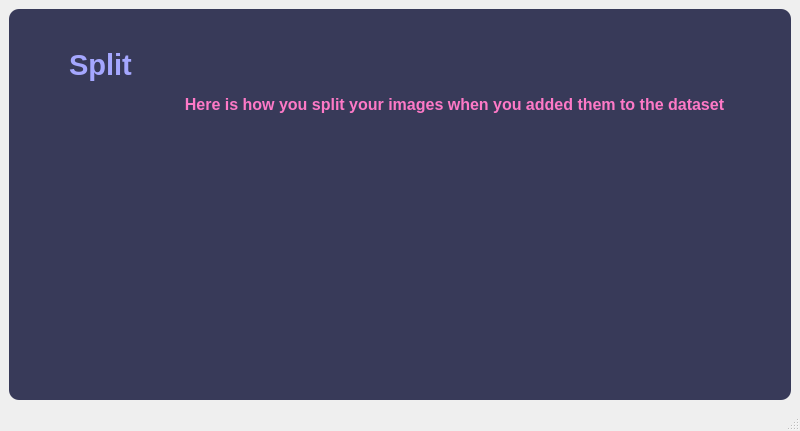
DorsaNazari/Image-Data-Annotation-Preprocessing-and-Augmentation, file SplitWindow.ui: the form before one commit.
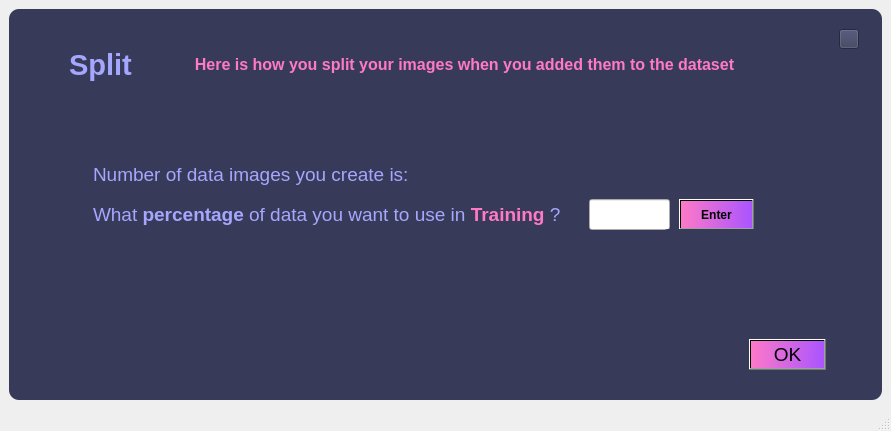
The form after the commit. Icons and pictures are not drawn.

```diff
--- a/SplitWindow.ui
+++ b/SplitWindow.ui
@@ -6,7 +6,7 @@
    <rect>
     <x>0</x>
     <y>0</y>
-    <width>800</width>
+    <width>891</width>
     <height>431</height>
    </rect>
   </property>
@@ -33,8 +33,8 @@
       <widget class="QLabel" name="label_desqription">
        <property name="geometry">
         <rect>
-         <x>140</x>
-         <y>70</y>
+         <x>150</x>
+         <y>30</y>
          <width>611</width>
          <height>51</height>
         </rect>
@@ -83,6 +83,210 @@
         <string>Split</string>
        </property>
       </widget>
+      <widget class="QPushButton" name="pushButton_4">
+       <property name="geometry">
+        <rect>
+         <x>830</x>
+         <y>20</y>
+         <width>20</width>
+         <height>20</height>
+        </rect>
+       </property>
+       <property name="styleSheet">
+        <string notr="true">background-color: rgb(56,58,89);</string>
+       </property>
+       <property name="text">
+        <string/>
+       </property>
+       <property name="icon">
+        <iconset>
+         <normaloff>exit2.png</normaloff>exit2.png</iconset>
+       </property>
+       <property name="iconSize">
+        <size>
+         <width>20</width>
+         <height>20</height>
+        </size>
+       </property>
+      </widget>
+      <widget class="QTextEdit" name="textEdit">
+       <property name="geometry">
+        <rect>
+         <x>80</x>
+         <y>190</y>
+         <width>491</width>
+         <height>41</height>
+        </rect>
+       </property>
+       <property name="html">
+        <string>&lt;!DOCTYPE HTML PUBLIC &quot;-//W3C//DTD HTML 4.0//EN&quot; &quot;http://www.w3.org/TR/REC-html40/strict.dtd&quot;&gt;
+&lt;html&gt;&lt;head&gt;&lt;meta name=&quot;qrichtext&quot; content=&quot;1&quot; /&gt;&lt;style type=&quot;text/css&quot;&gt;
+p, li { white-space: pre-wrap; }
+&lt;/style&gt;&lt;/head&gt;&lt;body style=&quot; font-family:'MS Shell Dlg 2'; font-size:8.25pt; font-weight:400; font-style:normal;&quot;&gt;
+&lt;p style=&quot; margin-top:0px; margin-bottom:0px; margin-left:0px; margin-right:0px; -qt-block-indent:0; text-indent:0px;&quot;&gt;&lt;span style=&quot; font-size:14pt; color:#a5a7ff;&quot;&gt;What &lt;/span&gt;&lt;span style=&quot; font-size:14pt; font-weight:600; color:#a5a7ff;&quot;&gt;percentage&lt;/span&gt;&lt;span style=&quot; font-size:14pt; color:#a5a7ff;&quot;&gt; of data you want to use in &lt;/span&gt;&lt;span style=&quot; font-size:14pt; font-weight:600; color:#fe79c7;&quot;&gt;Training&lt;/span&gt;&lt;span style=&quot; font-size:14pt; color:#fe79c7;&quot;&gt; &lt;/span&gt;&lt;span style=&quot; font-size:14pt; color:#a5a7ff;&quot;&gt;?&lt;/span&gt;&lt;/p&gt;&lt;/body&gt;&lt;/html&gt;</string>
+       </property>
+      </widget>
+      <widget class="QTextEdit" name="textEdit_2">
+       <property name="geometry">
+        <rect>
+         <x>80</x>
+         <y>150</y>
+         <width>351</width>
+         <height>31</height>
+        </rect>
+       </property>
+       <property name="html">
+        <string>&lt;!DOCTYPE HTML PUBLIC &quot;-//W3C//DTD HTML 4.0//EN&quot; &quot;http://www.w3.org/TR/REC-html40/strict.dtd&quot;&gt;
+&lt;html&gt;&lt;head&gt;&lt;meta name=&quot;qrichtext&quot; content=&quot;1&quot; /&gt;&lt;style type=&quot;text/css&quot;&gt;
+p, li { white-space: pre-wrap; }
+&lt;/style&gt;&lt;/head&gt;&lt;body style=&quot; font-family:'MS Shell Dlg 2'; font-size:8.25pt; font-weight:400; font-style:normal;&quot;&gt;
+&lt;p style=&quot; margin-top:0px; margin-bottom:0px; margin-left:0px; margin-right:0px; -qt-block-indent:0; text-indent:0px;&quot;&gt;&lt;span style=&quot; font-size:14pt; color:#a5a7ff;&quot;&gt;Number of data images you create is: &lt;/span&gt;&lt;/p&gt;&lt;/body&gt;&lt;/html&gt;</string>
+       </property>
+      </widget>
+      <widget class="QLabel" name="label">
+       <property name="geometry">
+        <rect>
+         <x>440</x>
+         <y>150</y>
+         <width>81</width>
+         <height>31</height>
+        </rect>
+       </property>
+       <property name="font">
+        <font>
+         <pointsize>14</pointsize>
+         <weight>75</weight>
+         <bold>true</bold>
+        </font>
+       </property>
+       <property name="styleSheet">
+        <string notr="true">color:rgb(254,121,199);</string>
+       </property>
+       <property name="text">
+        <string/>
+       </property>
+      </widget>
+      <widget class="QLineEdit" name="lineEdit">
+       <property name="geometry">
+        <rect>
+         <x>580</x>
+         <y>190</y>
+         <width>81</width>
+         <height>31</height>
+        </rect>
+       </property>
+       <property name="font">
+        <font>
+         <pointsize>14</pointsize>
+         <weight>75</weight>
+         <bold>true</bold>
+        </font>
+       </property>
+       <property name="styleSheet">
+        <string notr="true">color:rgb(254,121,199);</string>
+       </property>
+       <property name="text">
+        <string/>
+       </property>
+       <property name="dragEnabled">
+        <bool>true</bool>
+       </property>
+       <property name="clearButtonEnabled">
+        <bool>false</bool>
+       </property>
+      </widget>
+      <widget class="QPushButton" name="Enter">
+       <property name="geometry">
+        <rect>
+         <x>670</x>
+         <y>190</y>
+         <width>75</width>
+         <height>31</height>
+        </rect>
+       </property>
+       <property name="font">
+        <font>
+         <pointsize>9</pointsize>
+         <weight>75</weight>
+         <bold>true</bold>
+        </font>
+       </property>
+       <property name="styleSheet">
+        <string notr="true">background-color: qlineargradient(spread:pad, x1:0, y1:0.5, x2:1, y2:0.506, stop:0 rgba(254, 121, 199, 255), stop:1 rgba(170, 85, 255, 255));</string>
+       </property>
+       <property name="text">
+        <string>Enter</string>
+       </property>
+      </widget>
+      <widget class="QLabel" name="label_3">
+       <property name="geometry">
+        <rect>
+         <x>650</x>
+         <y>220</y>
+         <width>201</width>
+         <height>31</height>
+        </rect>
+       </property>
+       <property name="font">
+        <font>
+         <pointsize>10</pointsize>
+         <weight>75</weight>
+         <bold>true</bold>
+        </font>
+       </property>
+       <property name="styleSheet">
+        <string notr="true">color:rgb(255, 0, 0)</string>
+       </property>
+       <property name="text">
+        <string/>
+       </property>
+      </widget>
+      <widget class="QLabel" name="label_4">
+       <property name="geometry">
+        <rect>
+         <x>80</x>
+         <y>240</y>
+         <width>561</width>
+         <height>71</height>
+        </rect>
+       </property>
+       <property name="font">
+        <font>
+         <pointsize>13</pointsize>
+         <weight>75</weight>
+         <bold>true</bold>
+        </font>
+       </property>
+       <property name="styleSheet">
+        <string notr="true">color: rgb(165, 167, 255);</string>
+       </property>
+       <property name="text">
+        <string/>
+       </property>
+      </widget>
+      <widget class="QPushButton" name="OK_Button">
+       <property name="geometry">
+        <rect>
+         <x>740</x>
+         <y>330</y>
+         <width>77</width>
+         <height>31</height>
+        </rect>
+       </property>
+       <property name="font">
+        <font>
+         <pointsize>14</pointsize>
+         <weight>50</weight>
+         <bold>false</bold>
+        </font>
+       </property>
+       <property name="styleSheet">
+        <string notr="true">background-color: qlineargradient(spread:pad, x1:0, y1:0.5, x2:1, y2:0.506, stop:0 rgba(254, 121, 199, 255), stop:1 rgba(170, 85, 255, 255));</string>
+       </property>
+       <property name="text">
+        <string>OK</string>
+       </property>
+      </widget>
      </widget>
     </item>
    </layout>
```
